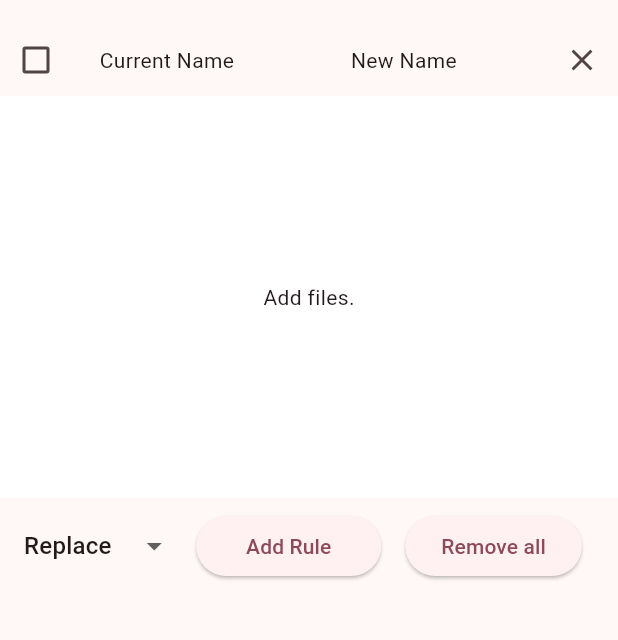
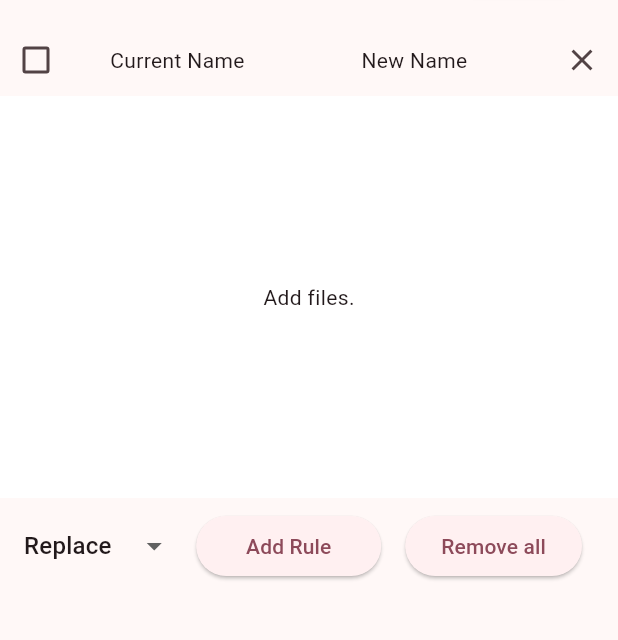
Before and after one commit to sun-jiao/flut-renamer, a Flutter app: the screen it shows after launch, on a phone screen of 412 x 824 dp, the part 72-712 px from its top. Run offline on Flutter 3.47's test engine with Material 3 defaults, Android fonts, the phone set to English and light mode, and no system bars; our stand-ins replace cross_file, file_picker, permission_handler, shared_preferences, toastification; missing offline and left inert: desktop_drop, exif.

Commit message:
UI misc update

```diff
--- a/lib/pages/files_page.dart
+++ b/lib/pages/files_page.dart
@@ -91,10 +91,10 @@ class FilesPageState extends State<FilesPage> {
   Widget getRowText(String text, bool error) => Text(
         text,
         style: TextStyle(
-          fontSize: 16,
+          fontSize: Platform.isAndroid ? 12 : 16,
           color: error ? Colors.red : null,
         ),
-        maxLines: 1,
+        maxLines: 3,
         overflow: TextOverflow.ellipsis,
       );
 
@@ -196,7 +196,7 @@ class FilesPageState extends State<FilesPage> {
   Widget _table(List<TableRow> children) => Table(
         columnWidths: const <int, TableColumnWidth>{
           0: IntrinsicColumnWidth(),
-          1: FlexColumnWidth(1.0),
+          1: FlexColumnWidth(1.2),
           2: FlexColumnWidth(1.5),
           3: IntrinsicColumnWidth(),
         },
--- a/lib/pages/home_page.dart
+++ b/lib/pages/home_page.dart
@@ -124,7 +124,7 @@ class _HomeToolBarState extends State<HomeToolBar> {
       padding: const EdgeInsets.all(8),
       child: ListView(
         scrollDirection: Axis.horizontal,
-        padding: const EdgeInsets.only(left: 16, right: 48),
+        padding: const EdgeInsets.only(left: 16, right: 64),
         children: [
           IconButton(
             tooltip: 'App info',
```
